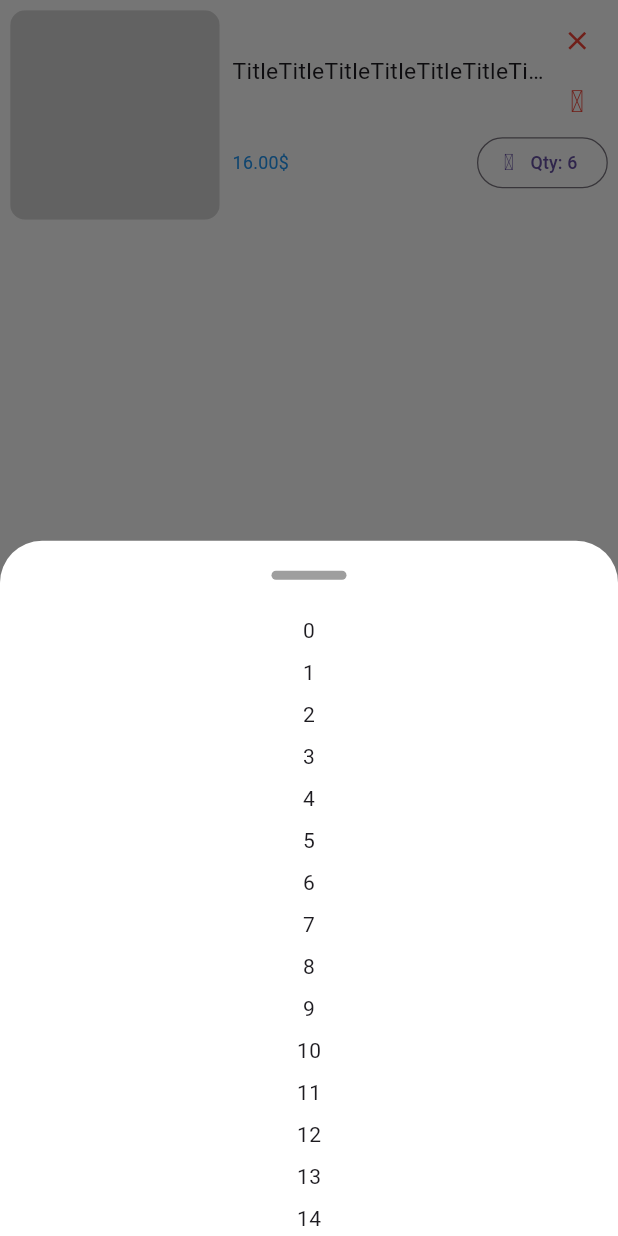
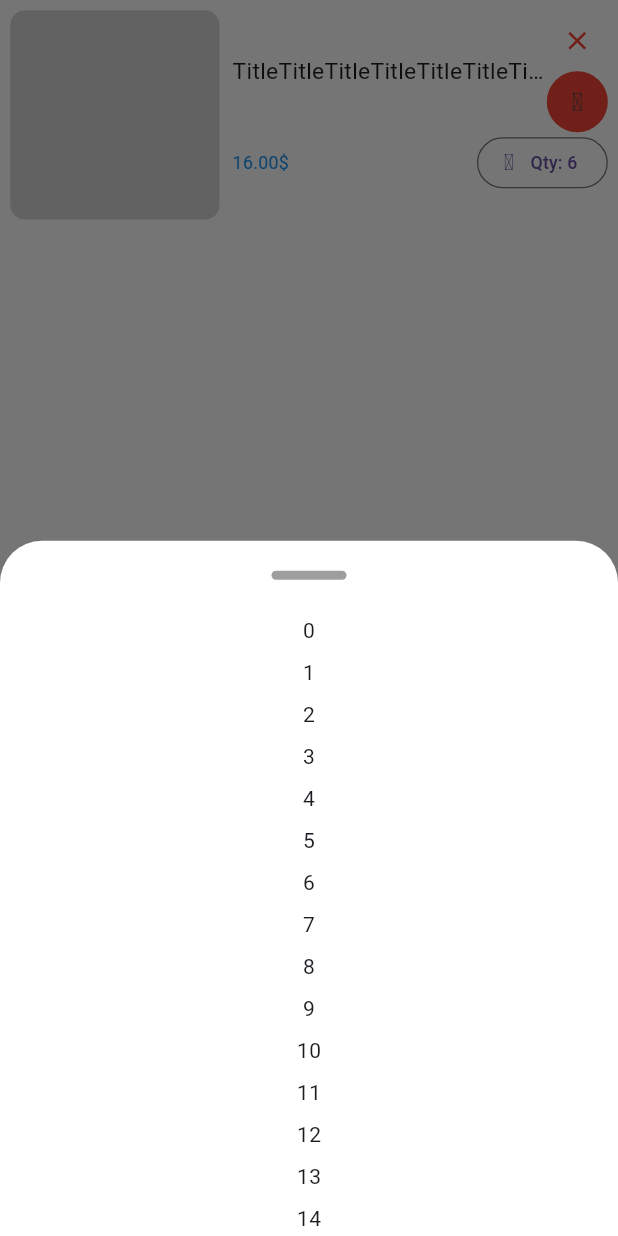
Before and after one commit to lenblazy/soko_user, a Flutter app: the CartWidget widget shown alone on an empty page, opened directly, after a tap on "Qty: 6", on a phone screen of 412 x 824 dp. Run offline on Flutter 3.47's test engine with Material 3 defaults, Android fonts, the phone set to English and light mode, and no system bars; drawn by our look-alikes of fancy_shimmer_image; our stand-ins replace card_swiper, flutter_iconly, shared_preferences, shimmer; missing offline and left inert: dynamic_height_grid_view; accounts and stored records are empty; network calls fail.

Commit message:
Add custom heart button

```diff
--- a/lib/screens/cart/cart_widget.dart
+++ b/lib/screens/cart/cart_widget.dart
@@ -3,6 +3,7 @@ import 'package:flutter/material.dart';
 import 'package:flutter_iconly/flutter_iconly.dart';
 import 'package:soko_user/consts/app_constants.dart';
 import 'package:soko_user/screens/cart/quantity_btm_sheet.dart';
+import 'package:soko_user/widgets/products/heart_btn.dart';
 import 'package:soko_user/widgets/subtitle_text.dart';
 import 'package:soko_user/widgets/title_text.dart';
 
@@ -48,12 +49,8 @@ class CartWidget extends StatelessWidget {
                                 color: Colors.red,
                               ),
                             ),
-                            IconButton(
-                              onPressed: () {},
-                              icon: const Icon(
-                                IconlyLight.heart,
-                                color: Colors.red,
-                              ),
+                            HeartBtnWidget(
+                              bkgColor: Colors.red,
                             ),
                           ],
                         ),
--- a/lib/screens/inner_screens/product_details_screen.dart
+++ b/lib/screens/inner_screens/product_details_screen.dart
@@ -1,8 +1,8 @@
 import 'package:fancy_shimmer_image/fancy_shimmer_image.dart';
 import 'package:flutter/material.dart';
-import 'package:flutter_iconly/flutter_iconly.dart';
 import 'package:soko_user/consts/app_constants.dart';
 import 'package:soko_user/widgets/app_name_text.dart';
+import 'package:soko_user/widgets/products/heart_btn.dart';
 import 'package:soko_user/widgets/subtitle_text.dart';
 import 'package:soko_user/widgets/title_text.dart';
 
@@ -63,16 +63,8 @@ class _ProductDetailsScreenState extends State<ProductDetailsScreen> {
                     child: Row(
                       mainAxisAlignment: MainAxisAlignment.center,
                       children: [
-                        Container(
-                          decoration: BoxDecoration(
-                            color: Colors.blue.shade50,
-                            shape: BoxShape.circle,
-                          ),
-                          child: IconButton(
-                            // style: IconButton.styleFrom(elevation: 10),
-                            onPressed: () {},
-                            icon: Icon(IconlyLight.heart),
-                          ),
+                        HeartBtnWidget(
+                          bkgColor: Colors.blue.shade50,
                         ),
                         const SizedBox(width: 20),
                         Expanded(
--- /dev/null
+++ b/lib/widgets/products/heart_btn.dart
@@ -0,0 +1,33 @@
+import 'package:flutter/material.dart';
+import 'package:flutter_iconly/flutter_iconly.dart';
+
+class HeartBtnWidget extends StatefulWidget {
+  const HeartBtnWidget(
+      {super.key, this.bkgColor = Colors.transparent, this.size = 20});
+
+  final Color bkgColor;
+  final double size;
+
+  @override
+  State<HeartBtnWidget> createState() => _HeartBtnWidgetState();
+}
+
+class _HeartBtnWidgetState extends State<HeartBtnWidget> {
+  @override
+  Widget build(BuildContext context) {
+    return Container(
+      decoration: BoxDecoration(
+        color: widget.bkgColor,
+        shape: BoxShape.circle,
+      ),
+      child: IconButton(
+        // style: IconButton.styleFrom(elevation: 10),
+        onPressed: () {},
+        icon: Icon(
+          IconlyLight.heart,
+          size: widget.size,
+        ),
+      ),
+    );
+  }
+}
```
